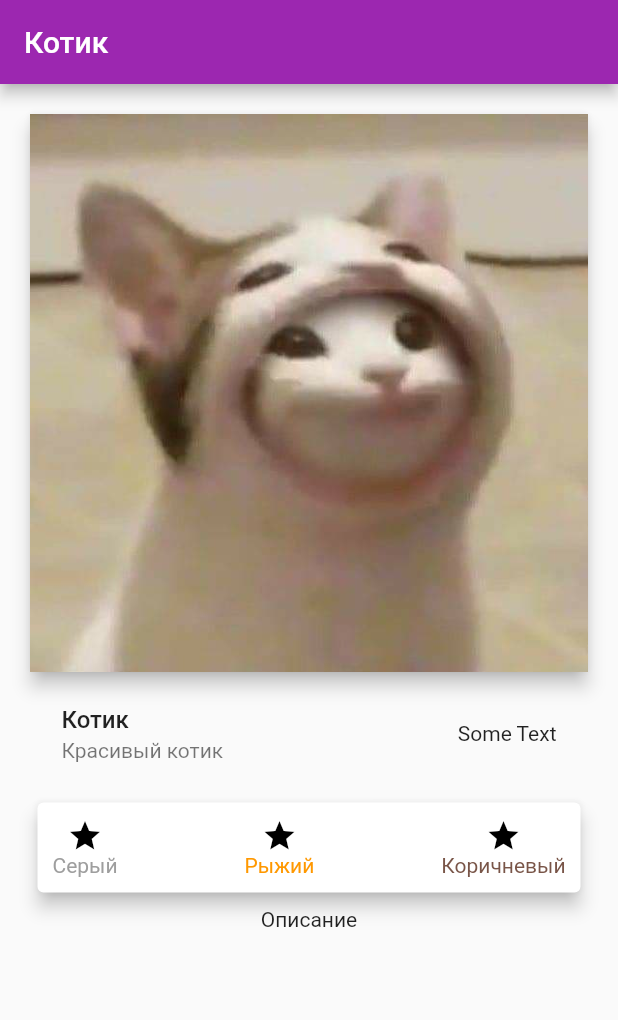
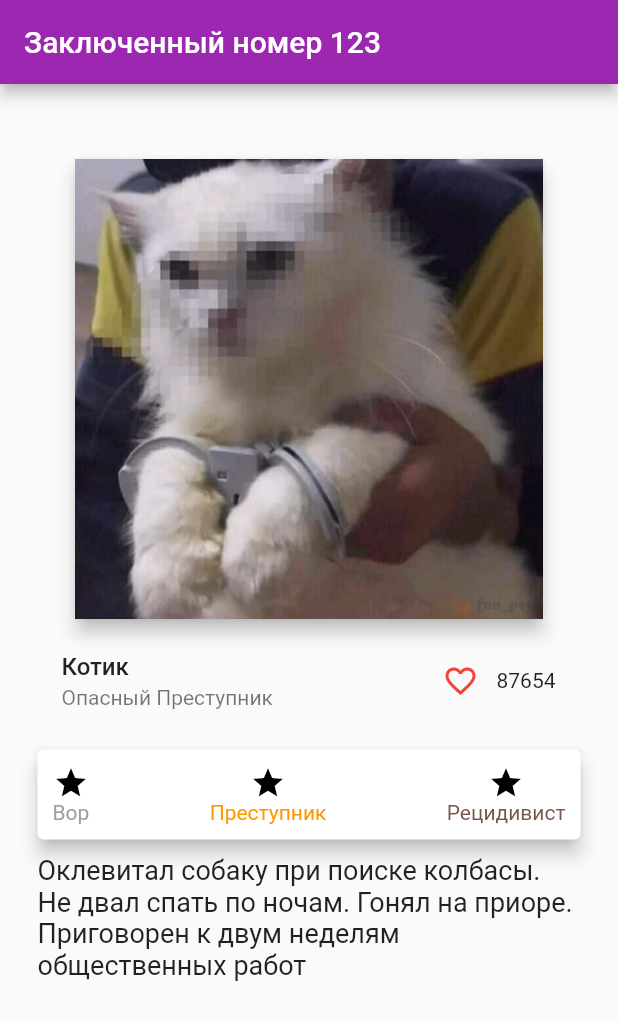
Before and after one commit to DoomHopes/mobile_application_layout, a Flutter app: the screen it shows after launch, on a phone screen of 412 x 824 dp. Shown: the top 1020 px of the screen. Run offline on Flutter 3.47's test engine with Material 2 defaults, Android fonts, the phone set to English and light mode, and no system bars.

Commit message:
add like button

```diff
--- a/lib/main.dart
+++ b/lib/main.dart
@@ -24,9 +24,37 @@ class _FavoriteWidgetState extends State<FavoriteWidget> {
 
   @override
   Widget build(BuildContext context) {
-    return Container(
-      child: Text('Some Text'),
+    return Row(
+      children: <Widget>[
+        Container(
+          child: IconButton(
+            icon: (_isFavorited
+                ? Icon(Icons.favorite)
+                : Icon(Icons.favorite_border)),
+            onPressed: _togglFavorite,
+            color: Colors.red[500],
+          ),
+        ),
+        SizedBox(
+          width: 40,
+          child: Container(
+            child: Text('$_favoriteCount'),
+          ),
+        )
+      ],
     );
+  }
+
+  void _togglFavorite() {
+    setState(() {
+      if (_isFavorited) {
+        _isFavorited = false;
+        _favoriteCount -= 1;
+      } else {
+        _isFavorited = true;
+        _favoriteCount += 1;
+      }
+    });
   }
 }
 
@@ -35,7 +63,7 @@ class PersonWidget extends StatelessWidget {
   Widget build(BuildContext context) {
     return Scaffold(
       appBar: AppBar(
-        title: Text('Котик'),
+        title: Text('Заключенный номер 123'),
       ),
       body: Container(
         child: _buildMainColumn(),
@@ -65,7 +93,7 @@ class PersonWidget extends StatelessWidget {
                   ),
                   Container(
                     margin: const EdgeInsets.all(5),
-                    child: Text('Описание'),
+                    child: _buildDescription(),
                   )
                 ],
               ),
@@ -77,10 +105,9 @@ class PersonWidget extends StatelessWidget {
   Widget _buildTopImage() => Container(
         child: Card(
           elevation: 5,
-          margin: const EdgeInsets.only(left: 20, right: 20, top: 20),
+          margin: const EdgeInsets.only(left: 50, right: 50, top: 50),
           child: Image.asset(
-            //'assets/images/Orix.png',
-            'assets/images/photo_2020-12-09_03-42-59.jpg',
+            'assets/images/photo_2020-12-03_11-21-16.jpg',
             fit: BoxFit.cover,
           ),
         ),
@@ -91,7 +118,7 @@ class PersonWidget extends StatelessWidget {
           'Котик',
           style: TextStyle(fontWeight: FontWeight.w500),
         ),
-        subtitle: Text('Красивый котик'),
+        subtitle: Text('Опасный Преступник'),
         trailing: Row(
           mainAxisSize: MainAxisSize.min,
           children: <Widget>[
@@ -103,9 +130,9 @@ class PersonWidget extends StatelessWidget {
   Widget _buildAction() => Row(
         mainAxisAlignment: MainAxisAlignment.spaceBetween,
         children: <Widget>[
-          _buildButton('Серый', Icons.star, Colors.grey),
-          _buildButton('Рыжий', Icons.star, Colors.orange),
-          _buildButton('Коричневый', Icons.star, Colors.brown),
+          _buildButton('Вор', Icons.star, Colors.grey),
+          _buildButton('Преступник', Icons.star, Colors.orange),
+          _buildButton('Рецидивист', Icons.star, Colors.brown),
         ],
       );
 
@@ -123,4 +150,11 @@ class PersonWidget extends StatelessWidget {
           )
         ],
       );
+  Widget _buildDescription() => Text(
+        'Оклевитал собаку при поиске колбасы. Не двал спать по ночам. Гонял на приоре. Приговорен к двум неделям общественных работ ',
+        softWrap: true,
+        style: TextStyle(
+          fontSize: 18.0,
+        ),
+      );
 }
```
Also changed, not shown: assets/images/photo_2020-12-03_11-21-16.jpg (added).
